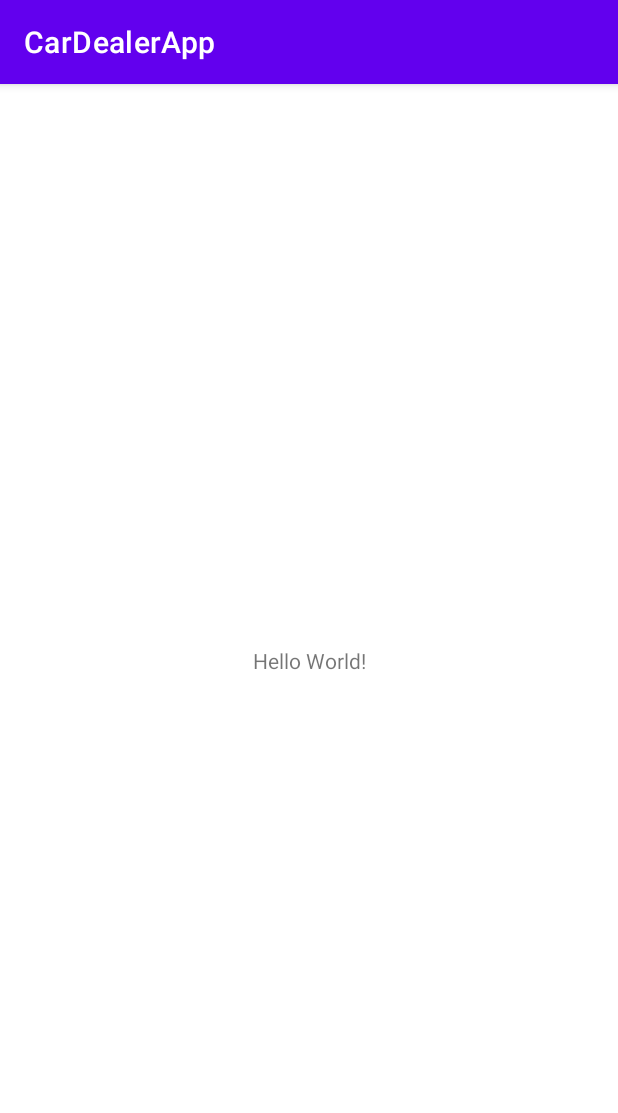
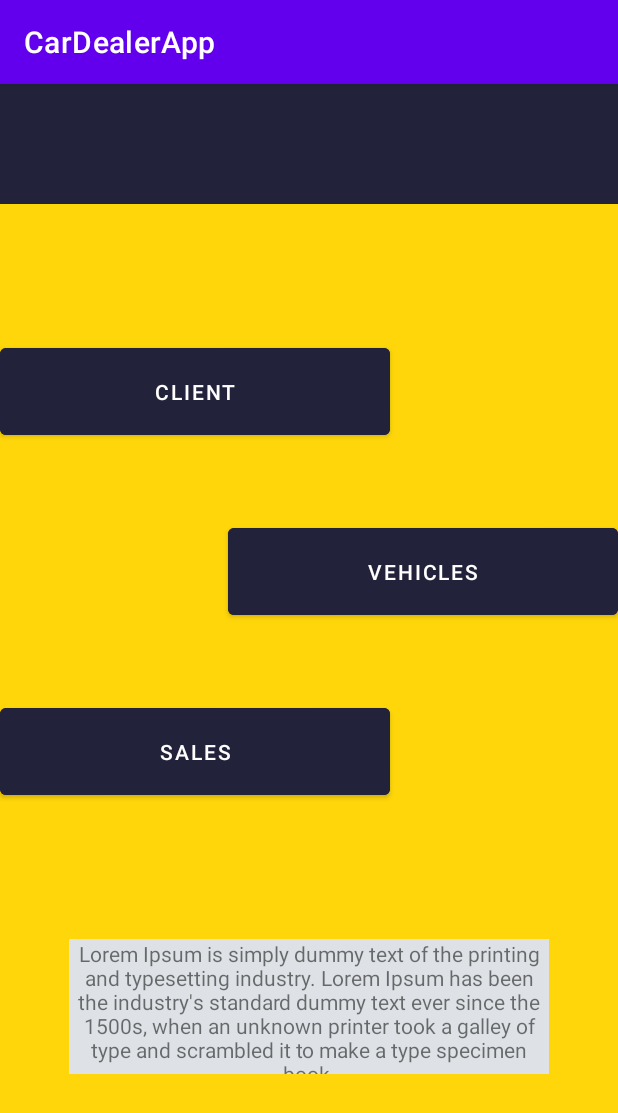
Before and after one commit to davidmillan5/CarDealerApp, an Android app: the screen it shows after launch (MainActivity), on a phone screen of 412 x 824 dp. Shown: the top 1113 px of the screen. Run offline under Robolectric (Android 15) with nearby library versions, the phone set to English and light mode, and no system bars.

Commit message:
UI Advanced

```diff
--- a/app/src/main/res/layout/activity_main.xml
+++ b/app/src/main/res/layout/activity_main.xml
@@ -1,18 +1,57 @@
 <?xml version="1.0" encoding="utf-8"?>
-<androidx.constraintlayout.widget.ConstraintLayout xmlns:android="http://schemas.android.com/apk/res/android"
+<LinearLayout xmlns:android="http://schemas.android.com/apk/res/android"
     xmlns:app="http://schemas.android.com/apk/res-auto"
     xmlns:tools="http://schemas.android.com/tools"
     android:layout_width="match_parent"
     android:layout_height="match_parent"
+    android:orientation="vertical"
+    android:background="@color/yellow"
     tools:context=".MainActivity">
 
-    <TextView
-        android:layout_width="wrap_content"
-        android:layout_height="wrap_content"
-        android:text="Hello World!"
-        app:layout_constraintBottom_toBottomOf="parent"
-        app:layout_constraintEnd_toEndOf="parent"
-        app:layout_constraintStart_toStartOf="parent"
-        app:layout_constraintTop_toTopOf="parent" />
+  <TextView
+      android:layout_width="match_parent"
+      android:layout_height="80dp"
+      android:background="@color/grayblack"
+      />
 
-</androidx.constraintlayout.widget.ConstraintLayout>
+  <Button
+      android:id="@+id/button"
+      android:layout_width="260dp"
+      android:layout_height="70dp"
+      android:text="Client"
+      android:layout_marginTop="90dp"
+      android:layout_marginBottom="50dp"
+      android:layout_gravity="start"
+      android:backgroundTint="@color/grayblack"
+      />
+
+  <Button
+      android:id="@+id/button2"
+      android:layout_width="260dp"
+      android:layout_height="70dp"
+      android:text="Vehicles"
+      android:layout_marginBottom="50dp"
+      android:layout_gravity="end"
+      android:backgroundTint="@color/grayblack"/>
+
+  <Button
+      android:id="@+id/button3"
+      android:layout_width="260dp"
+      android:layout_height="70dp"
+      android:text="Sales"
+      android:layout_gravity="start"
+      android:backgroundTint="@color/grayblack"/>
+
+  <TextView
+      android:id="@+id/textView2"
+      android:layout_width="320dp"
+      android:layout_height="90dp"
+      android:text="Lorem Ipsum is simply dummy text of the printing and typesetting industry. Lorem Ipsum has been the industry's standard dummy text ever since the 1500s, when an unknown printer took a galley of type and scrambled it to make a type specimen book."
+      android:backgroundTint="@color/grey"
+      android:layout_marginTop="90dp"
+      android:gravity="center"
+      android:layout_gravity="center"
+      android:background="@color/whitey"/>
+
+
+</LinearLayout>
--- a/app/src/main/res/values/colors.xml
+++ b/app/src/main/res/values/colors.xml
@@ -7,4 +7,9 @@
     <color name="teal_700">#FF018786</color>
     <color name="black">#FF000000</color>
     <color name="white">#FFFFFFFF</color>
+    <color name="paleYellow">#edc740</color>
+    <color name="yellow">#ffd60a</color>
+    <color name="grayblack">#22223b</color>
+    <color name="whitey">#f8edeb</color>
+    <color name="grey">#dee2e6</color>
 </resources>
```
Also changed, not shown: app/src/main/res/layout/activity_cars.xml (+12 -3 lines), app/src/main/res/layout/activity_clients.xml (+12 -3 lines), app/src/main/res/layout/activity_sales.xml (+12 -3 lines), app/src/main/res/drawable-png/streetcar.png (added), app/src/main/res/png/car.png (added), app/src/main/res/png/streetcar.png (added).
